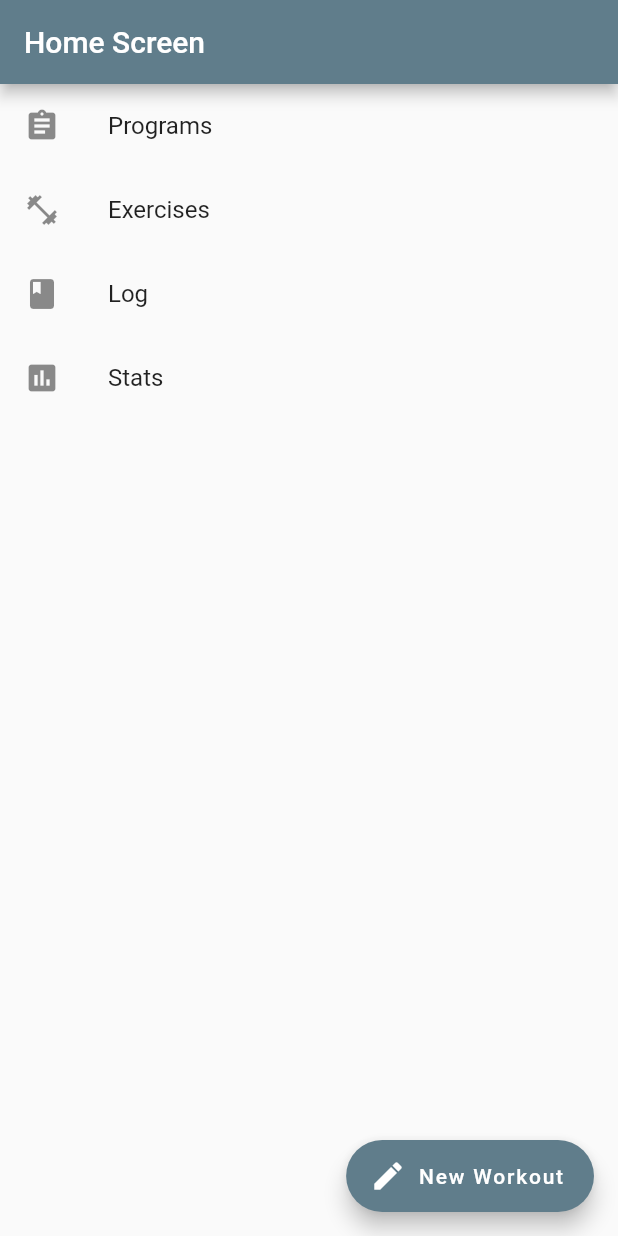
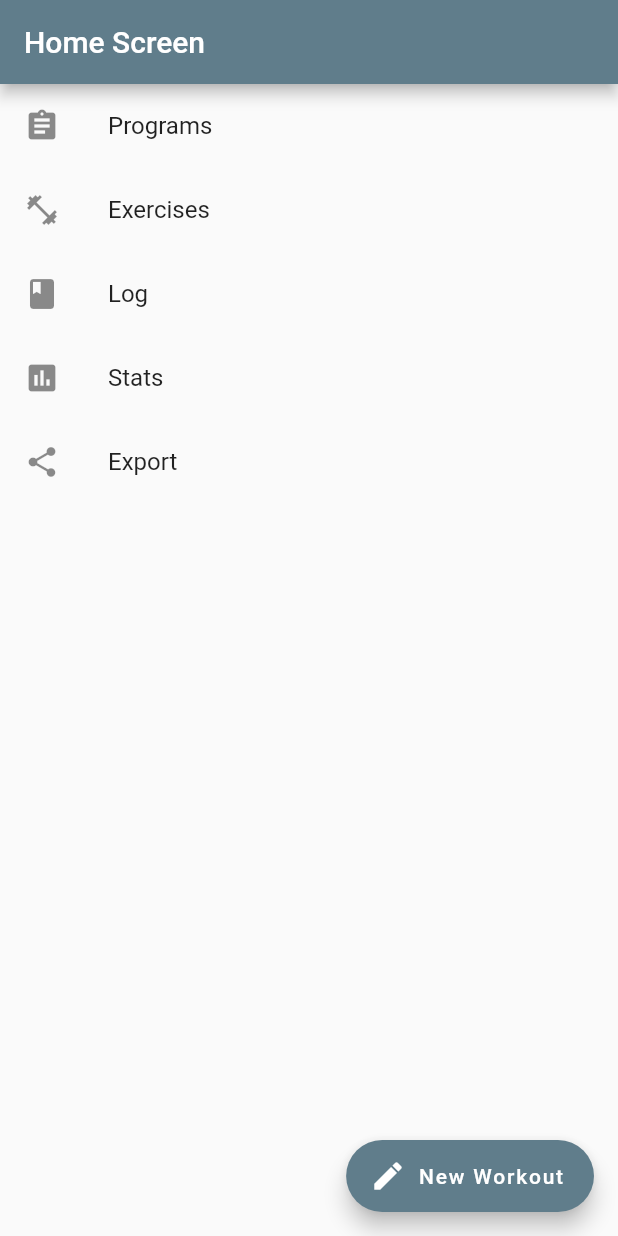
Before and after one commit to smolgeat/gainz-log, a Flutter app: the screen it shows after launch, on a phone screen of 412 x 824 dp. Run offline on Flutter 3.47's test engine with Material 2 defaults, Android fonts, the phone set to English and light mode, and no system bars.

Commit message:
adjusted blank  menus

```diff
--- a/gainz_log/lib/main.dart
+++ b/gainz_log/lib/main.dart
@@ -32,6 +32,7 @@ class MyApp extends StatelessWidget {
         '/StatsMenu':(context) => StatsMenu(),
         '/ExerciseMenu':(context)=>ExerciseMenu(),
         '/Log':(context)=> LogMenu(),
+        '/Export':(context)=> ExportMenu(),
 
       }
     );
@@ -85,7 +86,15 @@ class HomeScreen extends StatelessWidget{
           title:Text('Stats')
 
         ),
+        ListTile(
+          onTap: () {
+          // Go to summary statistics menu
+          Navigator.pushNamed(context, '/Export');
+        },
+          leading: Icon(Icons.share),
+          title:Text('Export')
 
+        ),
       ],
 
     ),
@@ -174,3 +183,20 @@ class StatsMenu extends StatelessWidget{
   }
 
 }
+
+class ExportMenu extends StatelessWidget{
+/*
+    Stats
+*/
+  @override
+  Widget build(BuildContext context)
+  {
+    return Scaffold(
+      appBar: AppBar(
+        title:Text('Export'),
+        ),
+
+    );
+  }
+
+}
```
